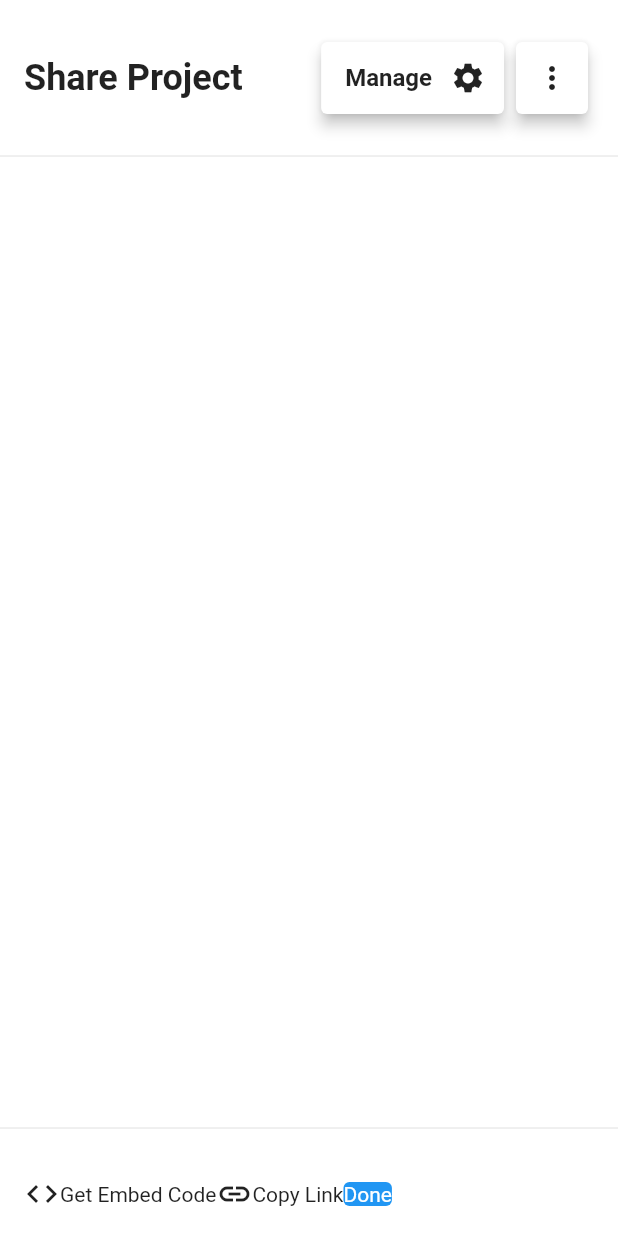
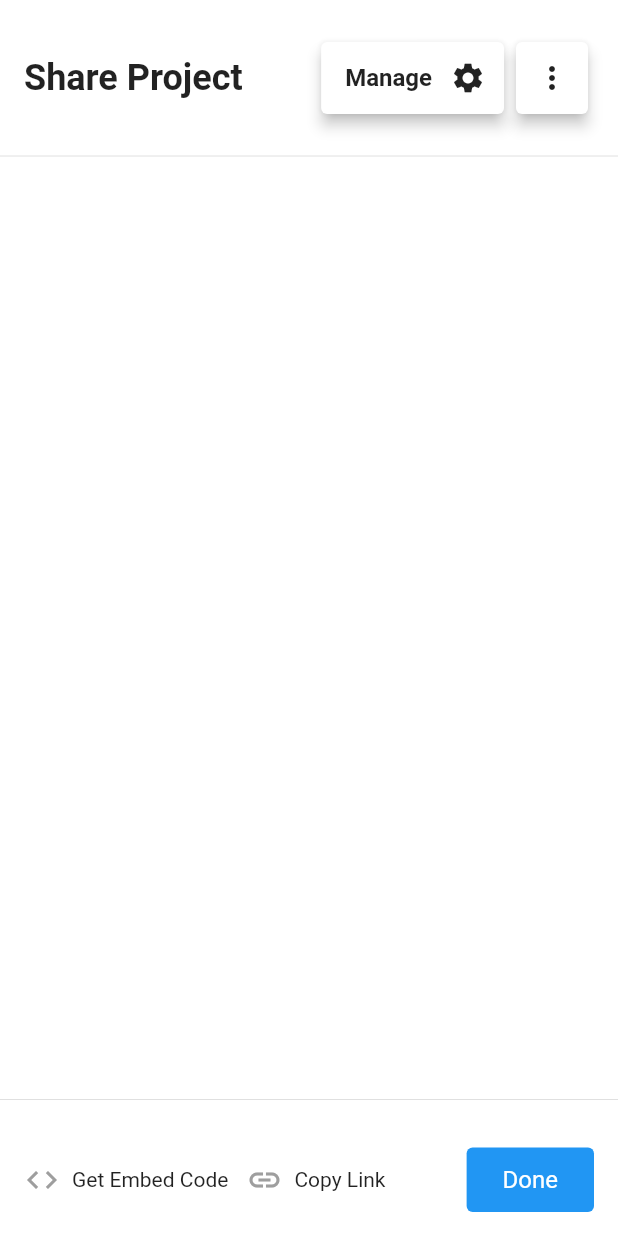
Before and after one commit to JAICHANGPARK/flutter_notebook_chapter_23, a Flutter app: the ModelComponentPage screen opened directly, after a tap on "show share project modal", on a phone screen of 412 x 824 dp. Run offline on Flutter 3.47's test engine with Material 2 defaults, Android fonts, the phone set to English and light mode, and no system bars; our stand-ins replace flutter_colorpicker, flutter_svg, go_router, ionicons.

Commit message:
Update ep1321_main.dart

```diff
--- a/lib/ep1321_modal_components/ep1321_main.dart
+++ b/lib/ep1321_modal_components/ep1321_main.dart
@@ -1,4 +1,5 @@
 import 'package:flutter/material.dart';
+import 'package:go_router/go_router.dart';
 
 main() {
   runApp(ModalComponentsApp());
@@ -117,20 +118,40 @@ class _ModelComponentPageState extends State<ModelComponentPage> {
                           padding: const EdgeInsets.all(16),
                           child: Row(
                             children: [
-                              Icon(Icons.code),
+                              Icon(
+                                Icons.code,
+                                color: Colors.grey,
+                              ),
+                              SizedBox(
+                                width: 8,
+                              ),
                               Text("Get Embed Code"),
-                              Icon(Icons.link_outlined),
+                              SizedBox(
+                                width: 12,
+                              ),
+                              Icon(
+                                Icons.link_outlined,
+                                color: Colors.grey,
+                              ),
+                              SizedBox(
+                                width: 8,
+                              ),
                               Text("Copy Link"),
-                              Container(
+                              Spacer(),
+                              GestureDetector(
+                                onTap: () {
+                                  Navigator.of(context).pop();
+                                },
+                                child: Container(
                                   decoration: BoxDecoration(
                                     color: Colors.blue,
                                     borderRadius: BorderRadius.circular(4),
                                   ),
+                                  padding: EdgeInsets.symmetric(horizontal: 24, vertical: 12),
                                   child: Center(
                                     child: Text(
                                       "Done",
-                                    style: TextStyle(
-                                      color: Colors.white,
+                                      style: TextStyle(color: Colors.white, fontSize: 16),
                                     ),
                                   ),
                                 ),
```
Lines whose indentation alone changed are shown as unchanged.
